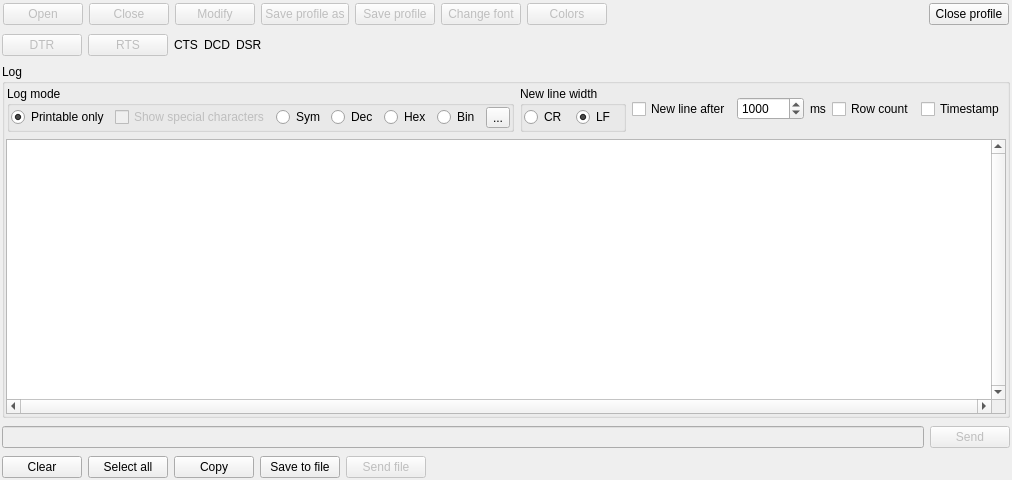
Before: the Qt Designer form qdterminal.ui in denisgottardello/QtComPort, drawn with Qt 5.
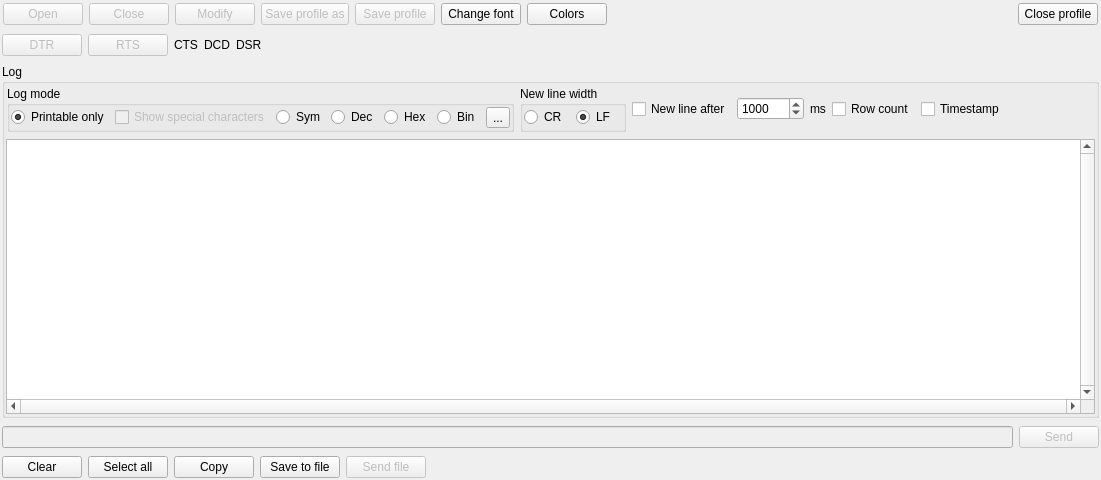
After: the same form once the commit is applied. Icons and pictures are not drawn.

The edit to the form file:
```diff
--- a/qdterminal.ui
+++ b/qdterminal.ui
@@ -6,7 +6,7 @@
    <rect>
     <x>0</x>
     <y>0</y>
-    <width>975</width>
+    <width>1101</width>
     <height>480</height>
    </rect>
   </property>
@@ -109,7 +109,7 @@
          <item>
           <widget class="QPushButton" name="QPBChangeFont">
            <property name="enabled">
-            <bool>false</bool>
+            <bool>true</bool>
            </property>
            <property name="text">
             <string>Change font</string>
@@ -119,7 +119,7 @@
          <item>
           <widget class="QPushButton" name="QPBColors">
            <property name="enabled">
-            <bool>false</bool>
+            <bool>true</bool>
            </property>
            <property name="text">
             <string>Colors</string>
```
